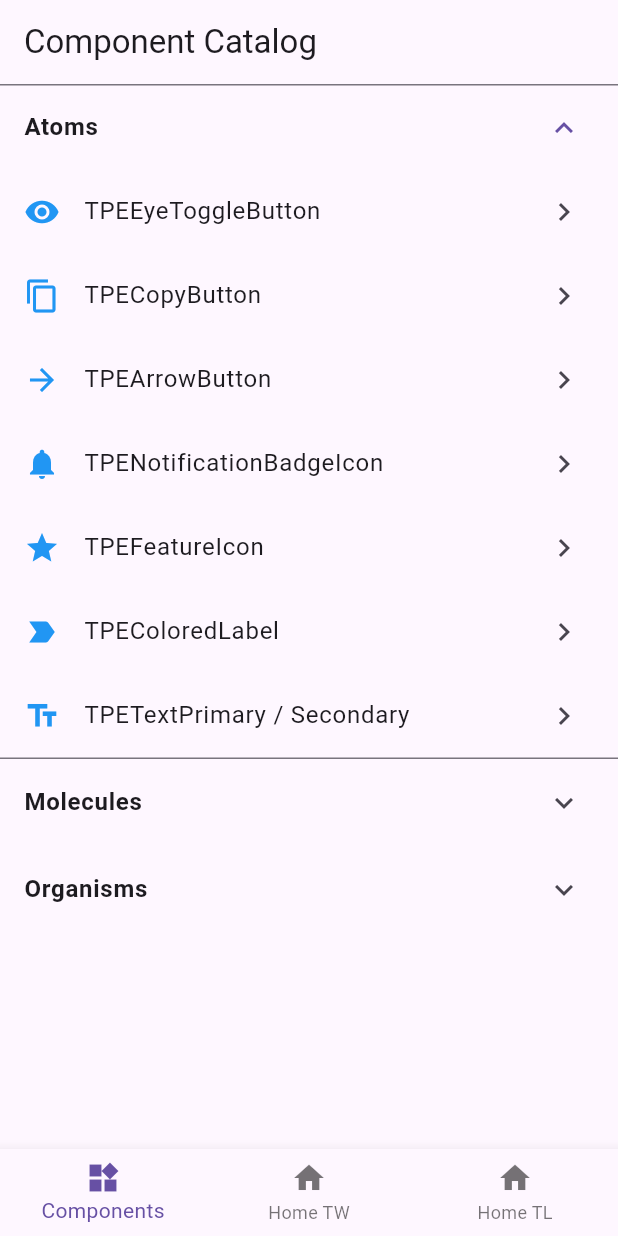
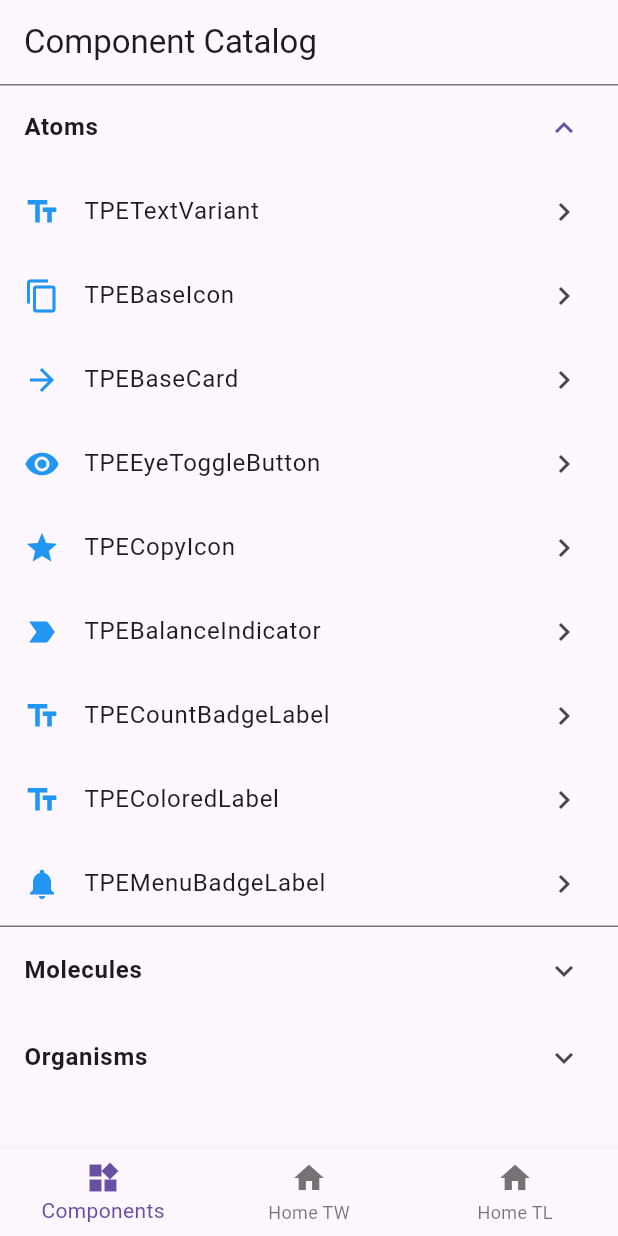
Before and after one commit to ariesdwi/sampleTestTPELibrary, a Flutter app: the screen it shows after launch, after a tap on "Atoms", on a phone screen of 412 x 824 dp. Run offline on Flutter 3.47's test engine with Material 3 defaults, Android fonts, the phone set to English and light mode, and no system bars; missing offline and left inert: tpe_component_sdk, tpe_homepage_sdk.

Commit message:
implement atoms

```diff
--- a/lib/main_tab_page.dart
+++ b/lib/main_tab_page.dart
@@ -25,10 +25,11 @@ class _MainTabPageState extends State<MainTabPage> {
           userName: 'Aries',
           // onTap: () => debugPrint("Account tapped"),
         ),
-        balanceCard: const TPEBalanceCardTLType(
-          accountNumber: '0452 0200 0002 805',
-          currentBalance: 1000000,
-          currency: 'IDR',
+        balanceCard: TPEBalanceCard(
+          type: TPEBalanceCardType.tl,
+          accountNumber: '1234567890',
+          currency: 'USD',
+          currentBalance: 1234.56,
         ),
         sectionHeader: TpeComponentSectionHeader(
           title: 'Transaction Menu',
@@ -66,10 +67,14 @@ class _MainTabPageState extends State<MainTabPage> {
     TpeHomepageTWType(
       backgroundImageUrl: 'assets/images/promo.png',
       header: TPEHeaderTw(userName: 'Farischa'),
-      balanceCard: const TpeBalanceCardTwType(
-        accountNumber: '0452 0200 0002 805',
-        currentBalance: 1000000,
-        currency: 'IDR',
+      balanceCard: TPEBalanceCard(
+        type: TPEBalanceCardType.tw,
+        accountNumber: '1234567890',
+        currency: 'USD',
+        currentBalance: 1234.56,
+        onSeeAll: () {
+          // Handle see all
+        },
       ),
       listMenu: [
         TPEHomeMenuItemVertical(
@@ -103,7 +108,7 @@ class _MainTabPageState extends State<MainTabPage> {
         onTap: () => debugPrint("Transaction Menu tapped"),
       ),
       listTransaction: [
-        const TpeTransactionListTw(
+        const TpeTransactionItemTw(
           isLoading: false,
           activityTitle: 'Transfer to BRI',
           activityText: 'Transfer to BRI',
@@ -113,7 +118,7 @@ class _MainTabPageState extends State<MainTabPage> {
               'https://hondapekalonganmotor.com/wp-content/uploads/2020/03/71044716-red-easy-vector-illustration-isolated-paper-bubble-banner-promo-this-element-is-well-adapted-for-web.jpg',
           activityStatus: 1,
         ),
-        const TpeTransactionListTw(
+        const TpeTransactionItemTw(
           isLoading: false,
           activityTitle: 'Transfer to BRI',
           activityText: 'Transfer to BRI',
@@ -130,7 +135,7 @@ class _MainTabPageState extends State<MainTabPage> {
       promoBannerTw: TpePromoBannerTw(
         imageUrls: [
           'assets/images/placeholder.png',
-          'https://hondapekalonganmotor.com/wp-content/uploads/2020/03/71044716-red-easy-vector-illustration-isolated-paper-bubble-banner-promo-this-element-is-well-adapted-for-web.jpg'
+          'https://hondapekalonganmotor.com/wp-content/uploads/2020/03/71044716-red-easy-vector-illustration-isolated-paper-bubble-banner-promo-this-element-is-well-adapted-for-web.jpg',
         ],
       ),
     ),
--- a/lib/screens/component_catalog_screen.dart
+++ b/lib/screens/component_catalog_screen.dart
@@ -1,5 +1,14 @@
 
 import 'package:flutter/material.dart';
+import 'package:hello_ios/widgets/atoms/tpe_balance_indicator.dart';
+import 'package:hello_ios/widgets/atoms/tpe_base_card.dart';
+import 'package:hello_ios/widgets/atoms/tpe_base_icon.dart';
+import 'package:hello_ios/widgets/atoms/tpe_copy_button.dart';
+import 'package:hello_ios/widgets/atoms/tpe_count_badge_label.dart';
+import 'package:hello_ios/widgets/atoms/tpe_eye_toggle_button.dart';
+import 'package:hello_ios/widgets/atoms/tpe_menu_badge_label.dart';
+import 'package:hello_ios/widgets/atoms/tpe_text_variant.dart';
+import 'package:hello_ios/widgets/tpe_transaction_item.dart';
 import '../models/catalog_item.dart';
 import '../models/catalog_section.dart';
 
@@ -54,13 +63,15 @@ class ComponentCatalogScreen extends StatelessWidget {
       CatalogSection(
         title: "Atoms",
         items: [
-          CatalogItem(label: "TPEEyeToggleButton", icon: Icons.remove_red_eye),
-          CatalogItem(label: "TPECopyButton", icon: Icons.copy),
-          CatalogItem(label: "TPEArrowButton", icon: Icons.arrow_forward),
-          CatalogItem(label: "TPENotificationBadgeIcon", icon: Icons.notifications),
-          CatalogItem(label: "TPEFeatureIcon", icon: Icons.star),
-          CatalogItem(label: "TPEColoredLabel", icon: Icons.label_important, destination: const TPEComponentLabel()),
-          CatalogItem(label: "TPETextPrimary / Secondary", icon: Icons.text_fields),
+          CatalogItem(label: "TPETextVariant", icon: Icons.text_fields, destination: const TextVariant()),
+          CatalogItem(label: "TPEBaseIcon", icon: Icons.copy, destination: const BaseIcon()),
+          CatalogItem(label: "TPEBaseCard", icon: Icons.arrow_forward, destination: const BaseCard()),
+          CatalogItem(label: "TPEEyeToggleButton", icon: Icons.remove_red_eye, destination: const EyeToggleButton()),
+          CatalogItem(label: "TPECopyIcon", icon: Icons.star, destination: const CopyButton()),
+          CatalogItem(label: "TPEBalanceIndicator", icon: Icons.label_important, destination: const TPEBalanceDot()),
+          CatalogItem(label: "TPECountBadgeLabel", icon: Icons.text_fields, destination: const TPECountBadgeLabel()),
+          CatalogItem(label: "TPEColoredLabel", icon: Icons.text_fields, destination: const TPEComponentLabel()),
+          CatalogItem(label: "TPEMenuBadgeLabel", icon: Icons.notifications, destination: const MenuBadgeLabel()),
         ],
       ),
       CatalogSection(
@@ -68,7 +79,7 @@ class ComponentCatalogScreen extends StatelessWidget {
         items: [
           CatalogItem(label: "TPEAccountCard", icon: Icons.account_balance_wallet, destination: const TPEComponentCardBalance()),
           CatalogItem(label: "TPECircleIconButton", icon: Icons.radio_button_checked, destination: const TPEComponentButtonCircle()),
-          CatalogItem(label: "TPETransactionItem", icon: Icons.receipt_long),
+          CatalogItem(label: "TPETransactionItem", icon: Icons.receipt_long, destination: const TransactionItem()),
           CatalogItem(label: "TPEPromoBanner", icon: Icons.local_offer),
           CatalogItem(label: "TPEMenuItemHorizontal", icon: Icons.dashboard_customize, destination: const TPEComponentMenuHorizontal()),
           CatalogItem(label: "TPEMenuItemVertical", icon: Icons.view_stream, destination: const TPEComponentMenuVertical()),
--- /dev/null
+++ b/lib/widgets/atoms/tpe_text_variant.dart
@@ -0,0 +1,28 @@
+import 'package:flutter/material.dart';
+import 'package:tpe_component_sdk/tpe_component_sdk.dart';
+
+class TextVariant extends StatelessWidget {
+  const TextVariant({super.key});
+
+  @override
+  Widget build(BuildContext context) {
+    return Scaffold(
+      appBar: AppBar(title: const Text("TPE Text Variant")),
+      body: Center(
+        child: Column(
+          mainAxisSize: MainAxisSize.min,
+          children: const [
+            TPEText(text: "Default Text"),
+            TPEText(text: "Primary Text", variant: TPETextVariant.primary),
+            TPEText(text: "Secondary Text", variant: TPETextVariant.secondary),
+            TPEText(text: "12 bold", variant: TPETextVariant.text12bold),
+            TPEText(text: "14 semibold 600 ", variant: TPETextVariant.text14SemiBold600),
+            TPEText(text: "14 semibold 700", variant: TPETextVariant.text14SemiBold700),
+            TPEText(text: "16 bold", variant: TPETextVariant.text16Bold),
+            TPEText(text: "20 semi bold 700", variant: TPETextVariant.text20SemiBold700),
+          ],
+        ),
+      ),
+    );
+  }
+}
--- a/pubspec.yaml
+++ b/pubspec.yaml
@@ -35,9 +35,9 @@ dependencies:
   #     url: https://bitbucket.bri.co.id/scm/~70001390/tpecomponentsdk.git
   #     ref: v1.0.1
   tpe_component_sdk:
-    path: ../tpecomponentsdk
+    path: ../TPESdkComponent/tpecomponentsdk
   tpe_homepage_sdk:
-    path: ../tpe_homepage_sdk
+    path: ../TPEHomepageSDK/tpehomepagesdk
 
   # The following adds the Cupertino Icons font to your application.
   # Use with the CupertinoIcons class for iOS style icons.
```
Also changed, not shown: lib/widgets/atoms/tpe_balance_indicator.dart (added, +16 -0 lines), lib/widgets/atoms/tpe_base_card.dart (added, +27 -0 lines), lib/widgets/atoms/tpe_base_icon.dart (added, +34 -0 lines), lib/widgets/atoms/tpe_copy_button.dart (added, +16 -0 lines), lib/widgets/atoms/tpe_count_badge_label.dart (added, +27 -0 lines), lib/widgets/atoms/tpe_eye_toggle_button.dart (added, +26 -0 lines), lib/widgets/atoms/tpe_menu_badge_label.dart (added, +19 -0 lines), lib/widgets/tpe_component_card_balance.dart (+24 -17 lines), lib/widgets/tpe_transaction_item.dart (added, +29 -0 lines), pubspec.lock.
